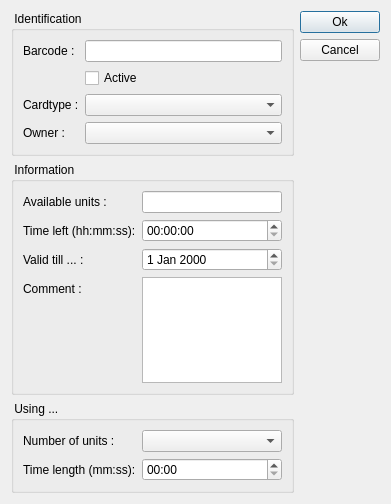
Qt form client/dlgpatientcarduse.ui (tbikfalvi/Belenus) before a commit.
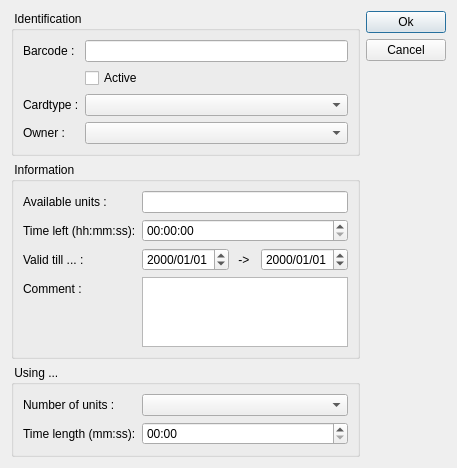
The same form after that commit.

Patch:
```diff
--- a/client/dlgpatientcarduse.ui
+++ b/client/dlgpatientcarduse.ui
@@ -6,8 +6,8 @@
    <rect>
     <x>0</x>
     <y>0</y>
-    <width>391</width>
-    <height>504</height>
+    <width>450</width>
+    <height>450</height>
    </rect>
   </property>
   <property name="windowTitle">
@@ -107,7 +107,41 @@
          </widget>
         </item>
         <item row="2" column="1">
-         <widget class="QDateEdit" name="deValidDate"/>
+         <layout class="QHBoxLayout" name="horizontalLayout_2">
+          <item>
+           <widget class="QDateEdit" name="deValidDateFrom">
+            <property name="displayFormat">
+             <string>yyyy/MM/dd</string>
+            </property>
+           </widget>
+          </item>
+          <item>
+           <widget class="QLabel" name="lblFromTo">
+            <property name="minimumSize">
+             <size>
+              <width>20</width>
+              <height>0</height>
+             </size>
+            </property>
+            <property name="maximumSize">
+             <size>
+              <width>20</width>
+              <height>500</height>
+             </size>
+            </property>
+            <property name="text">
+             <string> -&gt; </string>
+            </property>
+           </widget>
+          </item>
+          <item>
+           <widget class="QDateEdit" name="deValidDateTo">
+            <property name="displayFormat">
+             <string>yyyy/MM/dd</string>
+            </property>
+           </widget>
+          </item>
+         </layout>
         </item>
         <item row="3" column="0">
          <widget class="QLabel" name="lblComment">
@@ -128,6 +162,9 @@
         <string> Using ... </string>
        </property>
        <layout class="QFormLayout" name="formLayout_3">
+        <property name="fieldGrowthPolicy">
+         <enum>QFormLayout::AllNonFixedFieldsGrow</enum>
+        </property>
         <item row="0" column="0">
          <widget class="QLabel" name="lblNoUnits">
           <property name="text">
```
